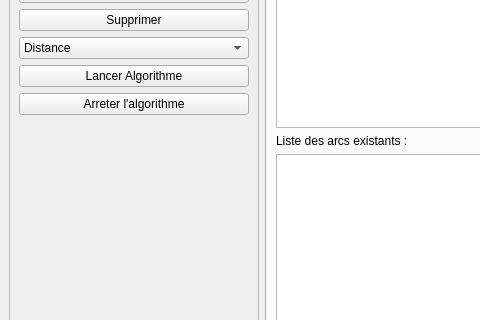
The window that interface.ui (kenzabakadi/Projet-graphes-algo) describes before a commit, drawn with Qt 5; both pictures show x 0 to 480 and y 179 to 499 of the 850 by 595 pixel window.
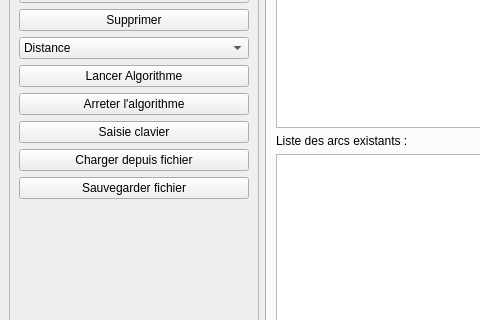
The same window after the commit. The open tabs and pages were chosen to show the change.

```diff
--- a/interface.ui
+++ b/interface.ui
@@ -149,6 +149,27 @@
          </property>
         </widget>
        </item>
+       <item>
+        <widget class="QPushButton" name="btnSaisieClavier">
+         <property name="text">
+          <string>Saisie clavier</string>
+         </property>
+        </widget>
+       </item>
+       <item>
+        <widget class="QPushButton" name="btnChargerFichier">
+         <property name="text">
+          <string>Charger depuis fichier</string>
+         </property>
+        </widget>
+       </item>
+       <item>
+        <widget class="QPushButton" name="btnSauvgarderFichier">
+         <property name="text">
+          <string>Sauvegarder fichier</string>
+         </property>
+        </widget>
+       </item>
        <item>
         <spacer name="espaceVertical">
          <property name="orientation">
```
Left out of the diff: 10 changed lines with no effect on the pictures.
